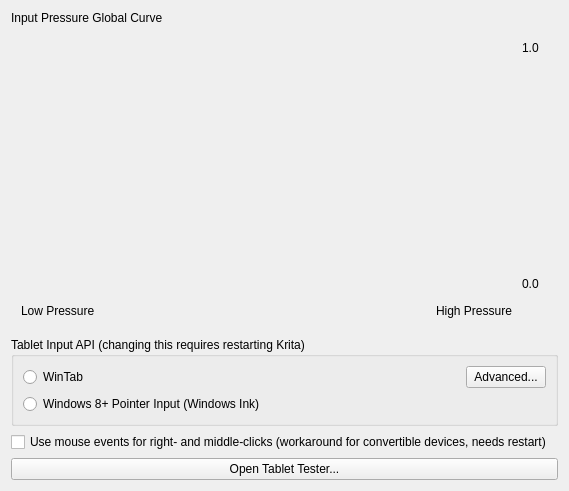
Above: libs/ui/forms/wdgtabletsettings.ui from KDE/krita before the change. Below: the same form after it.
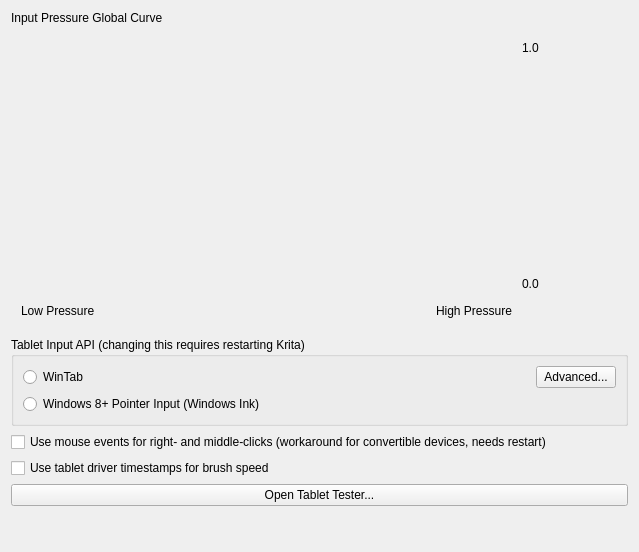
That is the form after the change. Custom widgets are drawn as their Qt base class.

Commit message: Move tablet timestamps for brush speed to tablet settings section

Patch:
```diff
--- a/libs/ui/forms/wdgtabletsettings.ui
+++ b/libs/ui/forms/wdgtabletsettings.ui
@@ -10,8 +10,8 @@
    <rect>
     <x>0</x>
     <y>0</y>
-    <width>569</width>
-    <height>461</height>
+    <width>639</width>
+    <height>552</height>
    </rect>
   </property>
   <property name="sizePolicy">
@@ -24,7 +24,7 @@
    <string>Color Settings</string>
   </property>
   <layout class="QGridLayout" name="gridLayout_2">
-   <item column="0" row="5">
+   <item row="6" column="0">
     <spacer name="verticalSpacer_2">
      <property name="orientation">
       <enum>Qt::Vertical</enum>
@@ -162,7 +162,7 @@
      </item>
     </layout>
    </item>
-   <item colspan="2" column="0" row="4">
+   <item row="5" column="0" colspan="2">
     <widget class="QPushButton" name="btnTabletTest">
      <property name="text">
       <string>Open Tablet Tester...</string>
@@ -233,6 +233,13 @@
      </property>
     </widget>
    </item>
+   <item row="4" column="0">
+    <widget class="QCheckBox" name="chkUseTimestampsForBrushSpeed">
+     <property name="text">
+      <string notr="true">Use tablet driver timestamps for brush speed</string>
+     </property>
+    </widget>
+   </item>
   </layout>
  </widget>
  <customwidgets>
```
Left out of the diff: 18 changed lines with no effect on the pictures. The commit also changes 2 other files.
